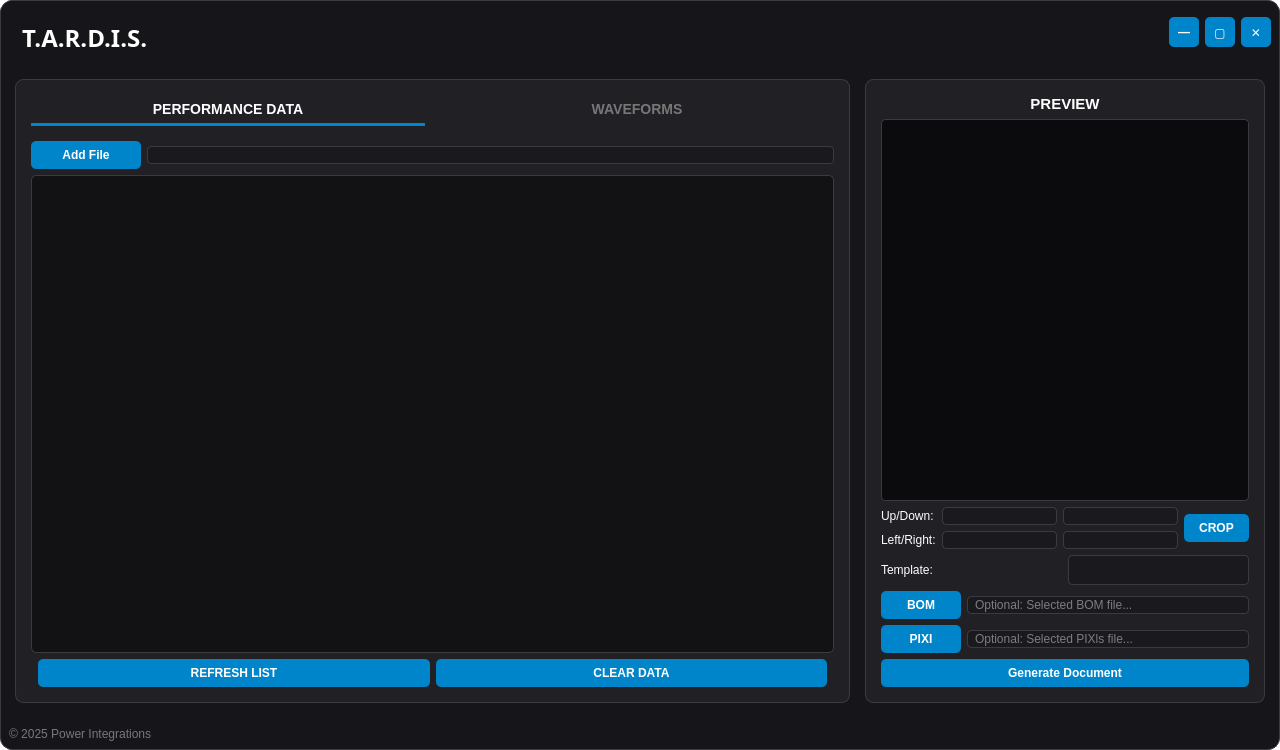
Qt form DocuApp_ver6.ui (antonalmira/ADE-Project) before a commit.
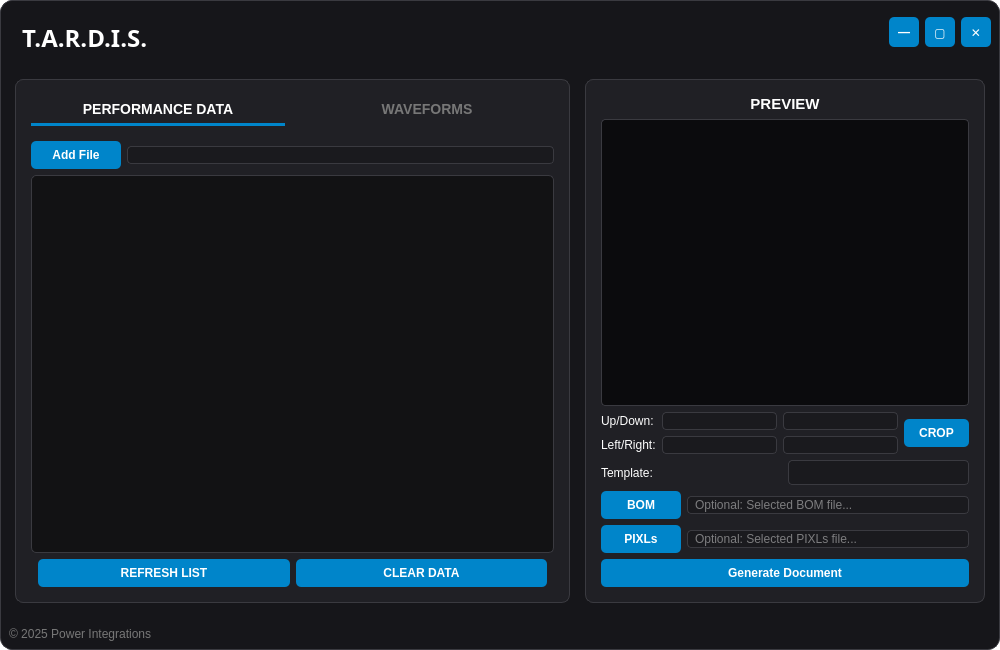
The same form after that commit.

```diff
--- a/DocuApp_ver6.ui
+++ b/DocuApp_ver6.ui
@@ -6,8 +6,8 @@
    <rect>
     <x>0</x>
     <y>0</y>
-    <width>1280</width>
-    <height>750</height>
+    <width>1000</width>
+    <height>650</height>
    </rect>
   </property>
   <property name="windowTitle">
@@ -22,6 +22,7 @@
     
     #centralwidget QPushButton { padding: 0px 15px; background: #0085ca; color: white; border-radius: 5px; font-weight: bold; min-height: 28px; }
     #centralwidget QPushButton:hover { background: #3c649f; }
+    #centralwidget QPushButton:disabled { background: #333333; color: #777777; }
     
     #headerr QPushButton { padding: 0px; }
     #crop_button { padding: 0px; }
@@ -33,7 +34,28 @@
     QPushButton#btn_tab_perf:checked, QPushButton#btn_tab_wave:checked { color: white; border-bottom: 3px solid #0085ca; }
 
     #centralwidget QLineEdit { background: #1a1a1e; color: #e0e0e0; border-radius: 4px; padding-left: 5px; border: 1px solid #3a3a40; }
-    #centralwidget QListWidget, #centralwidget QTreeWidget { background: #121214; color: #f0f0f0; border: 1px solid #3a3a40; border-radius: 5px; }
+    #centralwidget QLineEdit:disabled { background: #2a2a2e; color: #777777; }
+    
+    /* --- TREE VIEW AND LIST IMPROVEMENTS --- */
+    #centralwidget QListWidget, #centralwidget QTreeWidget { 
+        background: #121214; 
+        color: #f0f0f0; 
+        border: 1px solid #3a3a40; 
+        border-radius: 5px; 
+        font-size: 13px; 
+    }
+    #centralwidget QTreeWidget::item {
+        padding: 4px 8px; 
+        min-height: 20px; 
+    }
+    #centralwidget QTreeWidget::item:selected {
+        background-color: #0085ca;
+        color: white;
+    }
+    #centralwidget QTreeWidget::item:hover:!selected {
+        background-color: #2a2a30;
+    }
+
     #centralwidget QLabel { color: white; border: none; }
     
     /* PERFECT ALIGNMENT: 15px left (matches bottom container), 6px top (centers it) */
@@ -98,7 +120,7 @@
              <item>
               <layout class="QHBoxLayout">
                <item><widget class="QPushButton" name="performancedata_sel">
-                <property name="minimumSize"><size><width>110</width><height>0</height></size></property>
+                <property name="minimumSize"><size><width>90</width><height>0</height></size></property>
                 <property name="text"><string>Add File</string></property>
                </widget></item>
                <item><widget class="QLineEdit" name="performancedata_path"></widget></item>
@@ -115,11 +137,11 @@
               <layout class="QHBoxLayout">
                <item><spacer><property name="orientation"><enum>Qt::Horizontal</enum></property></spacer></item>
                <item><widget class="QPushButton" name="refresh_button_perf">
-                <property name="minimumSize"><size><width>160</width><height>35</height></size></property>
+                <property name="minimumSize"><size><width>120</width><height>30</height></size></property>
                 <property name="text"><string>REFRESH LIST</string></property>
                </widget></item>
                <item><widget class="QPushButton" name="clear_perf_button">
-                <property name="minimumSize"><size><width>160</width><height>35</height></size></property>
+                <property name="minimumSize"><size><width>120</width><height>30</height></size></property>
                 <property name="text"><string>CLEAR DATA</string></property>
                </widget></item>
                <item><spacer><property name="orientation"><enum>Qt::Horizontal</enum></property></spacer></item>
@@ -135,7 +157,7 @@
              <item>
               <layout class="QHBoxLayout">
                <item><widget class="QPushButton" name="waveforms_add_folder">
-                <property name="minimumSize"><size><width>110</width><height>0</height></size></property>
+                <property name="minimumSize"><size><width>90</width><height>0</height></size></property>
                 <property name="text"><string>Add File</string></property>
                </widget></item>
                <item><widget class="QLineEdit" name="waveforms_path"></widget></item>
@@ -152,11 +174,11 @@
               <layout class="QHBoxLayout">
                <item><spacer><property name="orientation"><enum>Qt::Horizontal</enum></property></spacer></item>
                <item><widget class="QPushButton" name="refresh_button_wave">
-                <property name="minimumSize"><size><width>160</width><height>35</height></size></property>
+                <property name="minimumSize"><size><width>120</width><height>30</height></size></property>
                 <property name="text"><string>REFRESH LIST</string></property>
                </widget></item>
                <item><widget class="QPushButton" name="waveforms_clear_folders">
-                <property name="minimumSize"><size><width>160</width><height>35</height></size></property>
+                <property name="minimumSize"><size><width>120</width><height>30</height></size></property>
                 <property name="text"><string>CLEAR WAVEFORMS</string></property>
                </widget></item>
                <item><spacer><property name="orientation"><enum>Qt::Horizontal</enum></property></spacer></item>
@@ -184,7 +206,7 @@
          </widget></item>
          <item><widget class="QLabel" name="file_view">
           <property name="sizePolicy"><sizepolicy hsizetype="Expanding" vsizetype="Expanding"><horstretch>0</horstretch><verstretch>1</verstretch></sizepolicy></property>
-          <property name="minimumSize"><size><width>0</width><height>220</height></size></property>
+          <property name="minimumSize"><size><width>0</width><height>150</height></size></property>
           <property name="styleSheet"><string>background: #0b0b0d; border-radius: 4px; border: 1px solid #3a3a40;</string></property>
          </widget></item>
          <item>
@@ -195,14 +217,14 @@
            <item row="1" column="0"><widget class="QLabel" name="tr"><property name="text"><string>Left/Right:</string></property></widget></item>
            <item row="1" column="1"><widget class="QLineEdit" name="left_input"></widget></item>
            <item row="1" column="2"><widget class="QLineEdit" name="right_input"></widget></item>
-           <item row="0" column="3" rowspan="2"><widget class="QPushButton" name="crop_button"><property name="minimumSize"><size><width>55</width><height>55</height></size></property><property name="text"><string>CROP</string></property></widget></item>
+           <item row="0" column="3" rowspan="2"><widget class="QPushButton" name="crop_button"><property name="minimumSize"><size><width>45</width><height>45</height></size></property><property name="text"><string>CROP</string></property></widget></item>
           </layout>
          </item>
          <item>
           <layout class="QHBoxLayout" name="layout_template">
            <item><widget class="QLabel" name="template_label"><property name="text"><string>Template:</string></property></widget></item>
            <item><widget class="QComboBox" name="template_dropdown">
-            <property name="minimumSize"><size><width>0</width><height>30</height></size></property>
+            <property name="minimumSize"><size><width>0</width><height>25</height></size></property>
             <property name="styleSheet"><string>QComboBox { background: #1a1a1e; color: white; border: 1px solid #3a3a40; border-radius: 4px; padding-left: 5px; } QComboBox::drop-down { border: none; }</string></property>
            </widget></item>
           </layout>
@@ -222,12 +244,12 @@
            <item><widget class="QPushButton" name="select_pixls_button">
             <property name="minimumSize"><size><width>80</width><height>0</height></size></property>
             <property name="maximumSize"><size><width>80</width><height>16777215</height></size></property>
-            <property name="text"><string>PIXI</string></property>
+            <property name="text"><string>PIXLs</string></property>
            </widget></item>
-           <item><widget class="QLineEdit" name="pix_path_display"><property name="placeholderText"><string>Optional: Selected PIXls file...</string></property><property name="readOnly"><bool>true</bool></property></widget></item>
+           <item><widget class="QLineEdit" name="pix_path_display"><property name="placeholderText"><string>Optional: Selected PIXLs file...</string></property><property name="readOnly"><bool>true</bool></property></widget></item>
           </layout>
          </item>
-         <item><widget class="QPushButton" name="generate_document_button"><property name="minimumSize"><size><width>0</width><height>50</height></size></property><property name="font"><font><bold>true</bold></font></property><property name="text"><string>Generate Document</string></property></widget></item>
+         <item><widget class="QPushButton" name="generate_document_button"><property name="minimumSize"><size><width>0</width><height>40</height></size></property><property name="font"><font><bold>true</bold></font></property><property name="text"><string>Generate Document</string></property></widget></item>
         </layout>
        </widget>
       </item>
```
